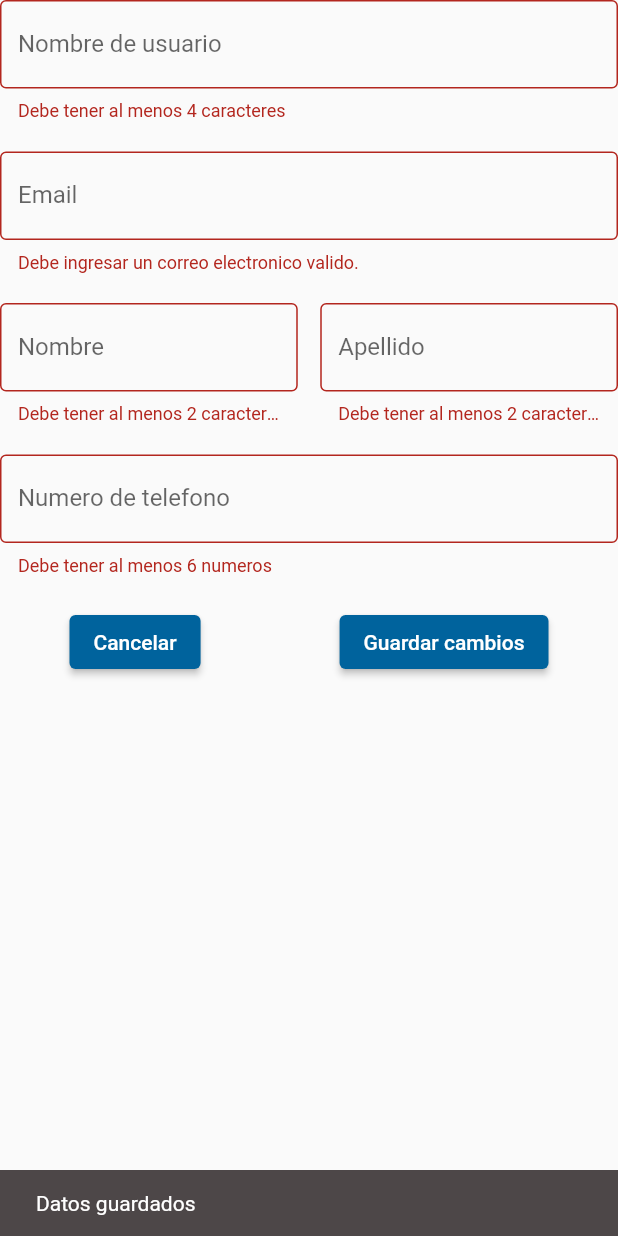
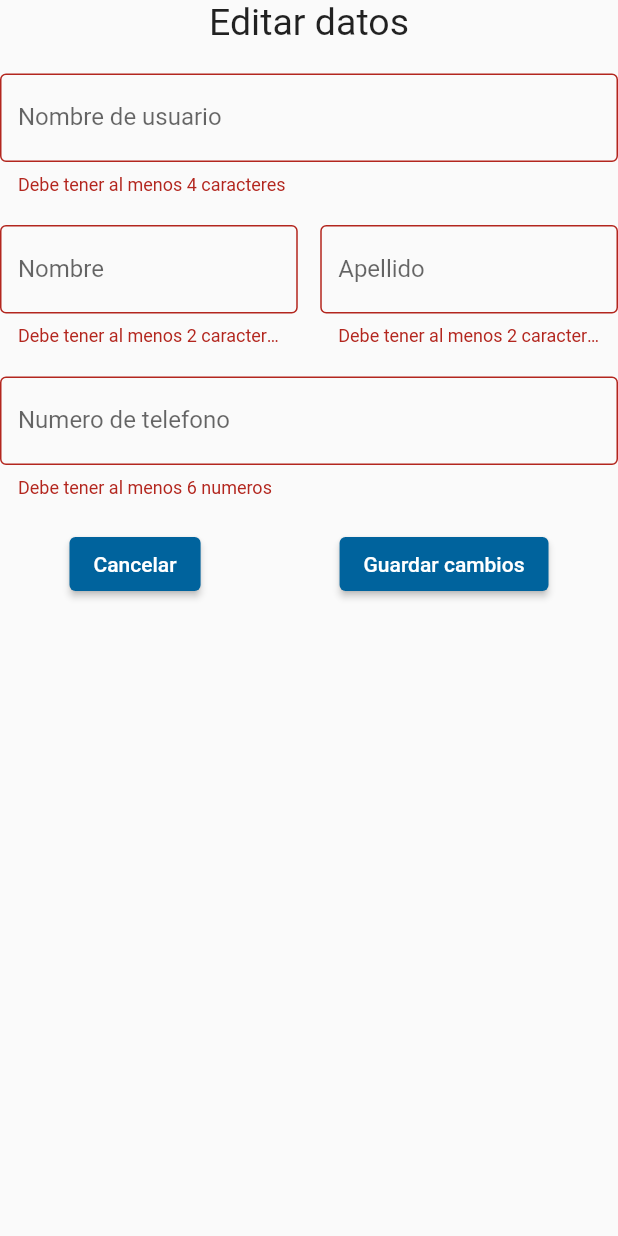
Before and after one commit to OppositeDragon/programador_reuniones_flutter, a Flutter app: the FormularioEditarPerfilWidget widget shown alone on an empty page, opened directly with empty values, after a tap on "Guardar cambios", on a phone screen of 412 x 824 dp. Run offline on Flutter 3.47's test engine with Material 2 defaults, Android fonts, the phone set to English and light mode, and no system bars; our stand-ins replace cloud_firestore, firebase_auth, firebase_core, flutter_riverpod, go_router, google_sign_in; missing offline and left inert: flutter_facebook_auth; accounts and stored records are empty.

Commit message:
userProvider disposes itself confirm password ya no se usa. inclusion de icono en assets.

```diff
--- a/lib/controllers/user_controller.dart
+++ b/lib/controllers/user_controller.dart
@@ -3,9 +3,8 @@ import 'package:firebase_auth/firebase_auth.dart';
 import 'package:flutter/cupertino.dart';
 import 'package:flutter_facebook_auth/flutter_facebook_auth.dart';
 import 'package:flutter_riverpod/flutter_riverpod.dart';
-import 'package:programador_reuniones_flutter/controllers/login_controller.dart';
 
-final userProvider = ChangeNotifierProvider<UserController>((ref) {
+final userProvider = ChangeNotifierProvider.autoDispose<UserController>((ref) {
   return UserController();
 });
 
@@ -29,7 +28,15 @@ class UserController with ChangeNotifier {
     } else {
       switch (FirebaseAuth.instance.currentUser?.providerData.first.providerId) {
         case 'facebook.com':
-          final facebookData = await FacebookAuth.instance.getUserData();
+          Map<String, dynamic>? facebookData = {};
+          try {
+            facebookData = await FacebookAuth.instance.getUserData();
+            print(facebookData);
+            print('facebookPhoto ${facebookData == null ? null : facebookData["picture"]["data"]["url"]}');
+          } catch (e) {
+            facebookData = null;
+          }
+
           final userInfo = FirebaseAuth.instance.currentUser?.providerData.first;
           Map<String, dynamic> userInfoMap = {
             'email': userInfo?.email,
@@ -69,27 +76,21 @@ class UserController with ChangeNotifier {
     notifyListeners();
   }
 
-  editUserEmail(String email, String password) async {
-    await FirebaseAuth.instance.currentUser?.reauthenticateWithCredential(EmailAuthProvider.credential(email: email, password: password));
-    await FirebaseAuth.instance.currentUser?.updateEmail(email);
-  }
-
-	Future<void> editUserData(String email, String user, String phone, String name, String lastName) async {
+  Future<void> editUserData(String user, String phone, String name, String lastName) async {
     final uid = FirebaseAuth.instance.currentUser!.uid;
-
-    final snapshot = await FirebaseFirestore.instance.collection('users').doc(uid).set({
-      'email': email,
+    await FirebaseFirestore.instance.collection('users').doc(uid).set({
       'usuario': user,
       'telefono': phone,
       'nombre': name,
       'apellido': lastName,
     }, SetOptions(merge: true));
   }
-String _password = '';
-String get password=>_password;
 
+  String _password = '';
+  String get password => _password;
 
-  void setPassword(String value) {_password = value;
-		notifyListeners();}
-
+  void setPassword(String value) {
+    _password = value;
+    notifyListeners();
+  }
 }
--- a/lib/widgets/confirm_password.dart
+++ b/lib/widgets/confirm_password.dart
@@ -13,7 +13,9 @@ class _ConfirmPasswordWidgetState extends State<ConfirmPasswordWidget> {
   bool _showPassword = false;
   @override
   Widget build(BuildContext context) {
-    return Column(
+    return Padding(
+      padding: const EdgeInsets.symmetric(vertical: 16,horizontal: 12),
+      child: Column(
         children: [
           Consumer(builder: (context, ref, child) =>TextField(
 						key: const ValueKey('password'),
@@ -41,6 +43,7 @@ class _ConfirmPasswordWidgetState extends State<ConfirmPasswordWidget> {
           ),
           TextButton(onPressed: () => Navigator.of(context).pop(), child: Text('Aceptar'))
         ],
+      ),
     );
   }
 }
--- a/lib/widgets/formulario_editar_perfil_widget.dart
+++ b/lib/widgets/formulario_editar_perfil_widget.dart
@@ -25,6 +25,8 @@ class _FormularioEditarPerfilWidgetState extends ConsumerState<FormularioEditarP
       key: _formKey,
       child: Column(
         children: [
+					const Text('Editar datos',style: TextStyle(fontSize: 25),),
+					const SizedBox(height: 20),
           /*user */ TextFormField(
             initialValue: widget.userData['usuario'].toString(),
             key: const ValueKey('Nombreusuario'),
@@ -39,22 +41,22 @@ class _FormularioEditarPerfilWidgetState extends ConsumerState<FormularioEditarP
               _user = value!.trim();
             },
           ),
-          const SizedBox(height: 20),
-          /*email */ TextFormField(
-            initialValue: widget.userData['email'].toString(),
-            key: const ValueKey('email'),
-            decoration: const InputDecoration(labelText: 'Email', border: OutlineInputBorder()),
-            keyboardType: TextInputType.emailAddress,
-            validator: (value) {
-              if (value!.isEmpty || !value.contains('@') || value.length < 5) {
-                return 'Debe ingresar un correo electronico valido.';
-              }
-              return null;
-            },
-            onSaved: (value) {
-              _email = value!.trim();
-            },
-          ),
+          // const SizedBox(height: 20),
+          // /*email */ TextFormField(
+          //   initialValue: widget.userData['email'].toString(),
+          //   key: const ValueKey('email'),
+          //   decoration: const InputDecoration(labelText: 'Email', border: OutlineInputBorder()),
+          //   keyboardType: TextInputType.emailAddress,
+          //   validator: (value) {
+          //     if (value!.isEmpty || !value.contains('@') || value.length < 5) {
+          //       return 'Debe ingresar un correo electronico valido.';
+          //     }
+          //     return null;
+          //   },
+          //   onSaved: (value) {
+          //     _email = value!.trim();
+          //   },
+          // ),
           const SizedBox(height: 20),
           Row(
             children: [
@@ -133,28 +135,16 @@ class _FormularioEditarPerfilWidgetState extends ConsumerState<FormularioEditarP
     FocusScope.of(context).unfocus();
     if (isValid) {
       _formKey.currentState!.save();
-      if (_email == widget.userData['email']) {
-        await ref.read(userProvider).editUserData(_email, _user, _phone, _name, _lastName);
-      } else {
-        await showDialog(
-            context: context,
-            builder: (context) {
-              return SimpleDialog(
-                title: const Text('Escriba su contraseña.'),
-                children: [ConfirmPasswordWidget()],
-              );
-            });
-        print('pasword: ${ref.read(userProvider).password}');
-        await ref.read(userProvider).editUserEmail(widget.userData['email'], ref.read(userProvider).password);
-        await ref.read(userProvider).editUserData(_email, _user, _phone, _name, _lastName);
+      await ref.read(userProvider).editUserData(_user, _phone, _name, _lastName);
+      if (mounted) {
+        ScaffoldMessenger.of(context).showSnackBar(
+          const SnackBar(
+            content: Text('Datos guardados'),
+          ),
+        );
       }
+      await ref.read(userProvider).getUserData();
+      widget.switchIsEditingState!();
     }
-
-    if (!mounted) return;
-    ScaffoldMessenger.of(context).showSnackBar(
-      const SnackBar(
-        content: Text('Datos guardados'),
-      ),
-    );
   }
 }
```
Also changed, not shown: assets/calendar.png (added), pubspec.lock. Lines whose indentation alone changed are shown as unchanged.
